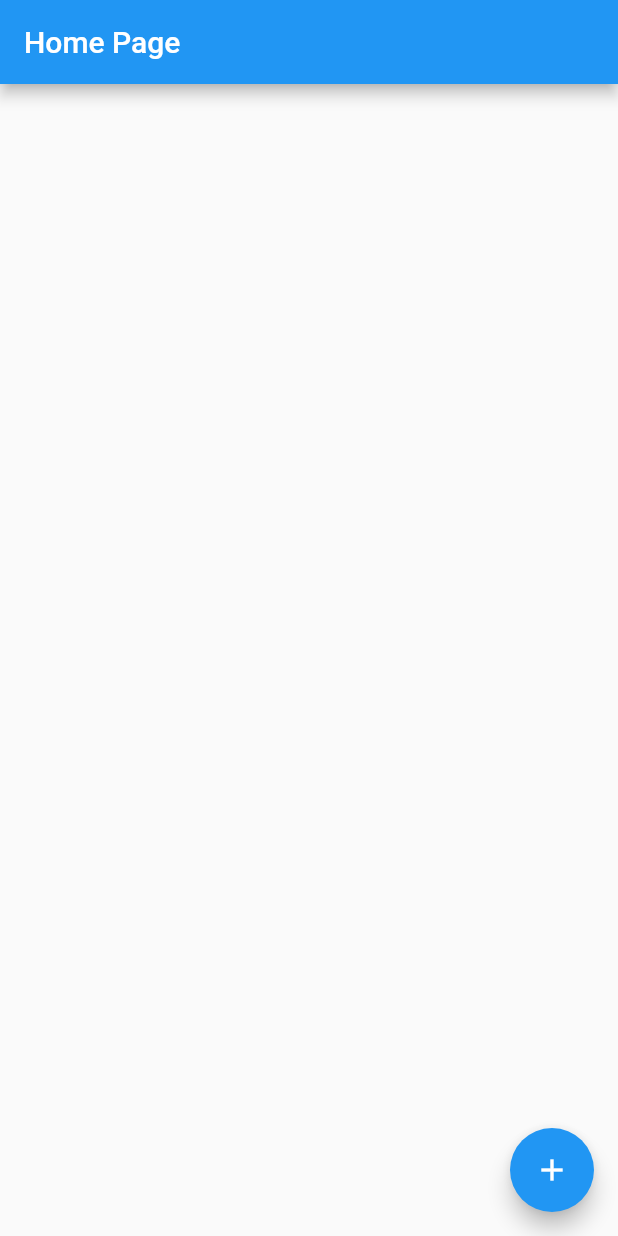
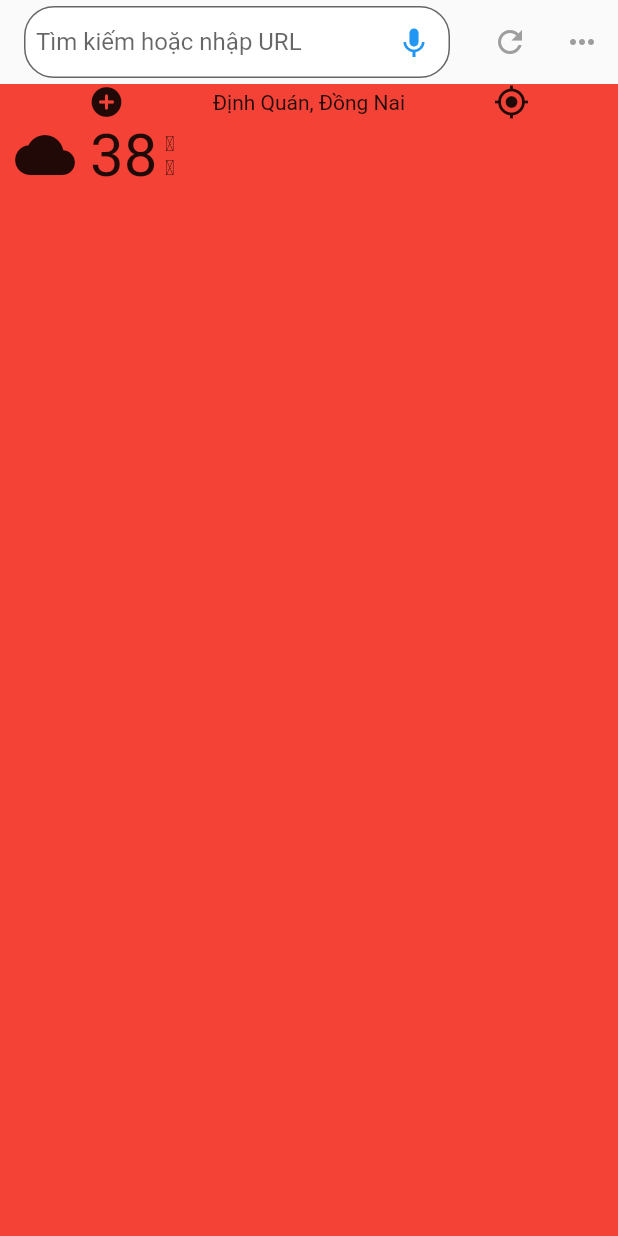
Before and after one commit to thanhnamrei/shop, a Flutter app: the screen it shows after launch, on a phone screen of 412 x 824 dp. Run offline on Flutter 3.47's test engine with Material 2 defaults, Android fonts, the light colour scheme and no system bars; our stand-ins replace dio.

Commit message:
refactor: weahter feat

```diff
--- a/src/presentation/clients/shop_app/lib/app.dart
+++ b/src/presentation/clients/shop_app/lib/app.dart
@@ -1,5 +1,6 @@
 import 'package:flutter/material.dart';
-import 'package:shop_app/pages/home_page.dart';
+import 'package:shop_app/features/weather/weather_page.dart';
+// import 'package:shop_app/pages/home_page.dart';
 
 class App extends StatelessWidget {
   const App({Key? key}) : super(key: key);
@@ -11,7 +12,7 @@ class App extends StatelessWidget {
       theme: ThemeData(
         primarySwatch: Colors.blue,
       ),
-      home: const HomePage(title: 'Home Page'),
+      home: const WeaterPage(),
     );
   }
 }
--- /dev/null
+++ b/src/presentation/clients/shop_app/lib/features/weather/search_bar.dart
@@ -0,0 +1,23 @@
+import 'package:flutter/material.dart';
+
+class SearchBar extends StatelessWidget {
+  const SearchBar({Key? key}) : super(key: key);
+
+  @override
+  Widget build(BuildContext context) {
+    return const TextField(
+      decoration: InputDecoration(
+        filled: true,
+        fillColor: Colors.white,
+        suffixIcon: Icon(
+          Icons.keyboard_voice,
+          color: Colors.blue,
+        ),
+        contentPadding: EdgeInsets.symmetric(horizontal: 8, vertical: 0),
+        border: OutlineInputBorder(
+            borderRadius: BorderRadius.all(Radius.circular(20.0))),
+        hintText: 'Tìm kiếm hoặc nhập URL',
+      ),
+    );
+  }
+}
--- /dev/null
+++ b/src/presentation/clients/shop_app/lib/features/weather/weather_page.dart
@@ -0,0 +1,66 @@
+import 'package:flutter/material.dart';
+import 'package:shop_app/features/weather/search_bar.dart';
+
+class WeaterPage extends StatelessWidget {
+  const WeaterPage({Key? key}) : super(key: key);
+
+  @override
+  Widget build(BuildContext context) {
+    return Scaffold(
+      appBar: AppBar(
+        backgroundColor: Colors.transparent,
+        elevation: 0.0,
+        title: const SearchBar(),
+        actions: [
+          IconButton(
+              onPressed: () => {},
+              icon: const Icon(
+                Icons.refresh,
+                color: Colors.grey,
+              )),
+          IconButton(
+              onPressed: () => {},
+              icon: const Icon(
+                Icons.more_horiz,
+                color: Colors.grey,
+              )),
+        ],
+      ),
+      body: Container(
+        color: Colors.red,
+        child: Column(
+          children: [
+            Row(
+                mainAxisAlignment: MainAxisAlignment.spaceEvenly,
+                children: const [
+                  Icon(Icons.add_circle_rounded),
+                  Text('Định Quán, Đồng Nai'),
+                  Icon(Icons.gps_fixed)
+                ]),
+            Row(
+              children: [
+                const Padding(
+                  padding: EdgeInsets.symmetric(horizontal: 10),
+                  child: Icon(
+                    Icons.cloud,
+                    size: 40,
+                  ),
+                ),
+                const Text(
+                  '38',
+                  style: TextStyle(fontSize: 40),
+                ),
+                Padding(
+                  padding: const EdgeInsets.symmetric(horizontal: 5),
+                  child: Column(
+                    children: const [Text('\u{2103}'), Text('\u{2109}')],
+                  ),
+                )
+              ],
+            )
+          ],
+        ),
+      ),
+    );
+  }
+}
--- a/src/presentation/clients/shop_app/lib/features/weather/weather_table.dart
+++ b/src/presentation/clients/shop_app/lib/features/weather/weather_table.dart
@@ -1,20 +1,15 @@
 import 'package:flutter/material.dart';
-import 'package:shop_app/models/weather_forecast.dart';
+import 'package:shop_app/features/weather/weather.dart';
 
 class WeatherTable extends StatelessWidget {
-  final List<WeatherForecast> weathers;
-
-  const WeatherTable({Key? key, required this.weathers}) : super(key: key);
+  const WeatherTable({Key? key}) : super(key: key);
 
   @override
   Widget build(BuildContext context) {
     return ListView.builder(
-        itemCount: weathers.length,
+        itemCount: 5,
         itemBuilder: (BuildContext context, int index) {
-          final weather = weathers[index];
-          return Center(
-            child: Text(weather.summary),
-          );
+          return const Weather();
         });
   }
 }
--- a/src/presentation/clients/shop_app/lib/pages/home_page.dart
+++ b/src/presentation/clients/shop_app/lib/pages/home_page.dart
@@ -31,9 +31,7 @@ class _HomePageState extends State<HomePage> {
       appBar: AppBar(
         title: Text(widget.title),
       ),
-      body: WeatherTable(
-        weathers: weathers,
-      ),
+      body: const WeatherTable(),
       floatingActionButton: FloatingActionButton(
         onPressed: _incrementCounter,
         tooltip: 'Increment',
```
Also changed, not shown: src/presentation/clients/shop_app/lib/features/weather/weather.dart (added, +31 -0 lines).
